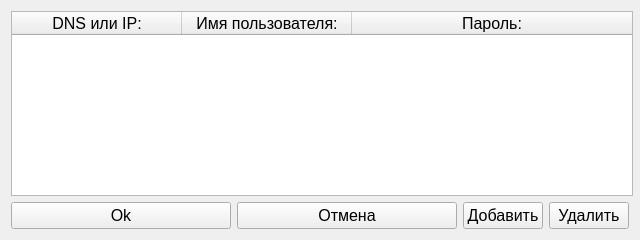
First picture: the form in DB_choice/db_choice.ui, repository dasit665/TC_Betta, before the edit.
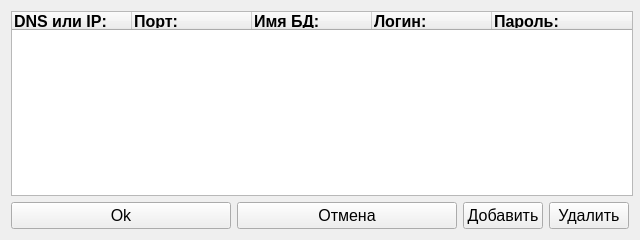
Second picture: the form after the edit.

Patch:
```diff
--- a/DB_choice/db_choice.ui
+++ b/DB_choice/db_choice.ui
@@ -50,7 +50,7 @@
       </size>
      </property>
      <attribute name="horizontalHeaderMinimumSectionSize">
-      <number>170</number>
+      <number>120</number>
      </attribute>
      <attribute name="horizontalHeaderStretchLastSection">
       <bool>true</bool>
@@ -65,16 +65,71 @@
       <property name="text">
        <string>DNS или IP:</string>
       </property>
+      <property name="font">
+       <font>
+        <weight>75</weight>
+        <bold>true</bold>
+       </font>
+      </property>
+      <property name="textAlignment">
+       <set>AlignLeading|AlignVCenter</set>
+      </property>
      </column>
      <column>
       <property name="text">
-       <string>Имя пользователя:</string>
+       <string>Порт:</string>
+      </property>
+      <property name="font">
+       <font>
+        <weight>75</weight>
+        <bold>true</bold>
+       </font>
+      </property>
+      <property name="textAlignment">
+       <set>AlignLeading|AlignVCenter</set>
+      </property>
+     </column>
+     <column>
+      <property name="text">
+       <string>Имя БД:</string>
+      </property>
+      <property name="font">
+       <font>
+        <weight>75</weight>
+        <bold>true</bold>
+       </font>
+      </property>
+      <property name="textAlignment">
+       <set>AlignLeading|AlignVCenter</set>
+      </property>
+     </column>
+     <column>
+      <property name="text">
+       <string>Логин:</string>
+      </property>
+      <property name="font">
+       <font>
+        <weight>75</weight>
+        <bold>true</bold>
+       </font>
+      </property>
+      <property name="textAlignment">
+       <set>AlignLeading|AlignVCenter</set>
       </property>
      </column>
      <column>
       <property name="text">
        <string>Пароль:</string>
       </property>
+      <property name="font">
+       <font>
+        <weight>75</weight>
+        <bold>true</bold>
+       </font>
+      </property>
+      <property name="textAlignment">
+       <set>AlignLeading|AlignVCenter</set>
+      </property>
      </column>
     </widget>
    </item>
```
Left out of the diff: 42 changed lines with no effect on the pictures.
